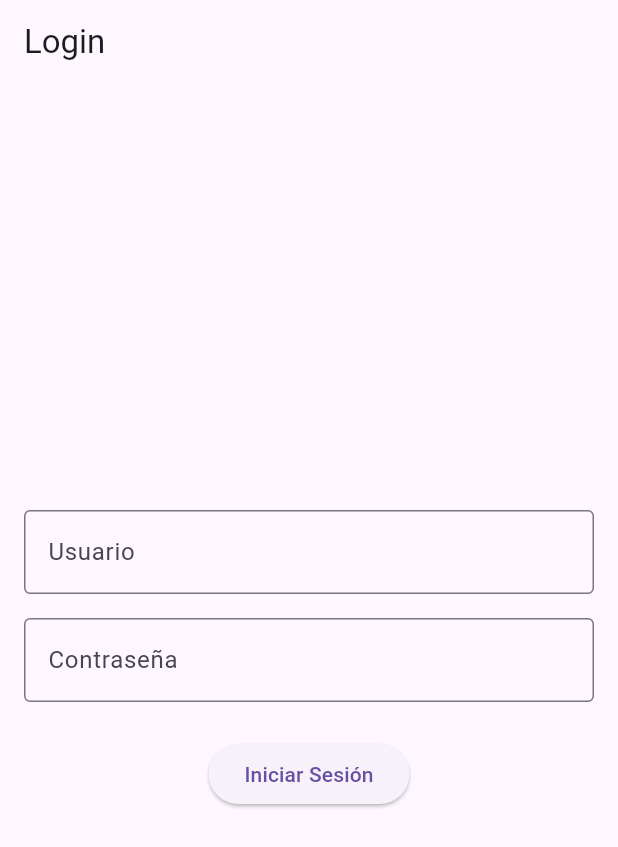
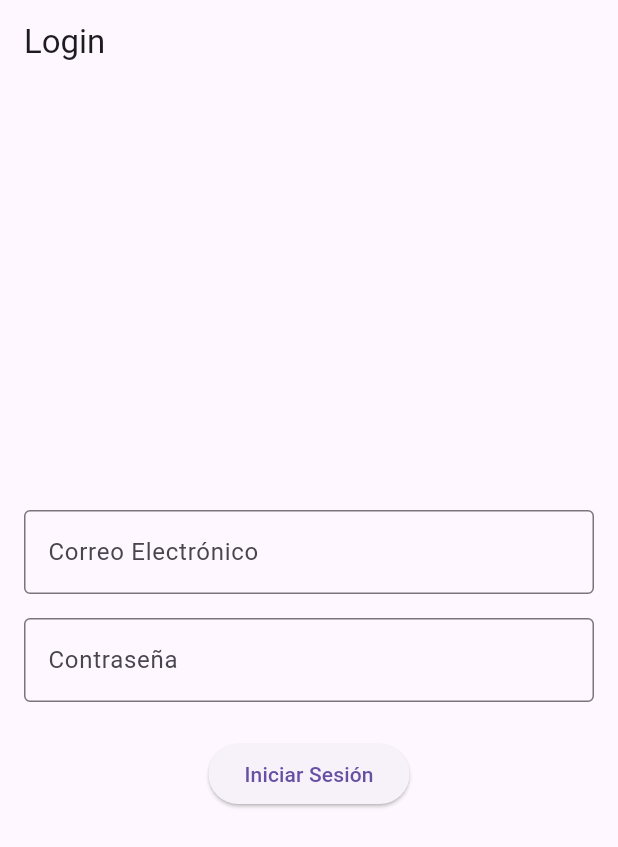
Before and after one commit to JFreire-dev/itskool_app, a Flutter app: the screen it shows after launch, on a phone screen of 412 x 824 dp. Shown: the top 847 px of the screen. Run offline on Flutter 3.47's test engine with Material 3 defaults, Android fonts, the light colour scheme and no system bars; our stand-ins replace bloc, equatable, firebase_auth, flutter_bloc; accounts and stored records are empty.

Commit message:
Agregar usuario_cubit y usuario_state, modelo base de usuario.dart y actualización de main.dart

```diff
--- /dev/null
+++ b/lib/cubits/usuario_state.dart
@@ -0,0 +1,30 @@
+part of 'usuario_cubit.dart';
+
+abstract class UsuarioState extends Equatable {
+  const UsuarioState();
+
+  @override
+  List<Object?> get props => [];
+}
+
+class UsuarioInicial extends UsuarioState {}
+
+class UsuarioCargando extends UsuarioState {}
+
+class UsuarioAutenticado extends UsuarioState {
+  final Usuario usuario;
+
+  const UsuarioAutenticado({required this.usuario});
+
+  @override
+  List<Object?> get props => [usuario];
+}
+
+class UsuarioError extends UsuarioState {
+  final String mensaje;
+
+  const UsuarioError({required this.mensaje});
+
+  @override
+  List<Object?> get props => [mensaje];
+}
--- a/lib/main.dart
+++ b/lib/main.dart
@@ -1,19 +1,31 @@
 import 'package:flutter/material.dart';
+import 'package:flutter_bloc/flutter_bloc.dart';
 import 'config/app_router.dart';
+import 'cubits/usuario_cubit.dart';
+import 'screens/login_screen.dart';
 
 void main() {
   runApp(const MyApp());
 }
 
 class MyApp extends StatelessWidget {
-  const MyApp({Key? key}) : super(key: key);
+  const MyApp({super.key});
 
   @override
   Widget build(BuildContext context) {
-    return MaterialApp(
-      title: 'Itskool App',
-      initialRoute: '/',
-      onGenerateRoute: AppRouter.generateRoute,
+    return MultiBlocProvider(
+      providers: [
+        BlocProvider<UsuarioCubit>(
+          create: (context) => UsuarioCubit(),
+        ),
+      ],
+      child: MaterialApp(
+        title: 'Itskool App',
+        theme: ThemeData.light(),
+        initialRoute: '/',
+        onGenerateRoute: AppRouter.generateRoute,
+        home: const LoginScreen(),
+      ),
     );
   }
 }
--- a/lib/models/usuario.dart
+++ b/lib/models/usuario.dart
@@ -0,0 +1,29 @@
+class Usuario {
+  final String id;
+  final String nombre;
+  final String email;
+
+  Usuario({
+    required this.id,
+    required this.nombre,
+    required this.email,
+  });
+
+  // Método para convertir desde JSON
+  factory Usuario.fromJson(Map<String, dynamic> json) {
+    return Usuario(
+      id: json['id'] as String,
+      nombre: json['nombre'] as String,
+      email: json['email'] as String,
+    );
+  }
+
+  // Método para convertir a JSON
+  Map<String, dynamic> toJson() {
+    return {
+      'id': id,
+      'nombre': nombre,
+      'email': email,
+    };
+  }
+}
--- a/lib/screens/login_screen.dart
+++ b/lib/screens/login_screen.dart
@@ -1,27 +1,44 @@
 import 'package:flutter/material.dart';
+import 'package:flutter_bloc/flutter_bloc.dart';
+import '../cubits/usuario_cubit.dart';
 
 class LoginScreen extends StatelessWidget {
   const LoginScreen({Key? key}) : super(key: key);
 
   @override
   Widget build(BuildContext context) {
+    final emailController = TextEditingController();
+    final passwordController = TextEditingController();
+
     return Scaffold(
       appBar: AppBar(
         title: const Text('Login'),
       ),
-      body: Padding(
+      body: BlocListener<UsuarioCubit, UsuarioState>(
+        listener: (context, state) {
+          if (state is UsuarioAutenticado) {
+            Navigator.pushNamed(context, '/home');
+          } else if (state is UsuarioError) {
+            ScaffoldMessenger.of(context).showSnackBar(
+              SnackBar(content: Text(state.mensaje)),
+            );
+          }
+        },
+        child: Padding(
           padding: const EdgeInsets.all(16.0),
           child: Column(
             mainAxisAlignment: MainAxisAlignment.center,
             children: [
               TextField(
+                controller: emailController,
                 decoration: const InputDecoration(
-                labelText: 'Usuario',
+                  labelText: 'Correo Electrónico',
                   border: OutlineInputBorder(),
                 ),
               ),
               const SizedBox(height: 16),
               TextField(
+                controller: passwordController,
                 decoration: const InputDecoration(
                   labelText: 'Contraseña',
                   border: OutlineInputBorder(),
@@ -29,13 +46,25 @@ class LoginScreen extends StatelessWidget {
                 obscureText: true,
               ),
               const SizedBox(height: 24),
-            ElevatedButton(
+              BlocBuilder<UsuarioCubit, UsuarioState>(
+                builder: (context, state) {
+                  if (state is UsuarioCargando) {
+                    return const CircularProgressIndicator();
+                  }
+                  return ElevatedButton(
                     onPressed: () {
-                Navigator.pushNamed(context, '/home');
+                      final email = emailController.text;
+                      final password = passwordController.text;
+                      context
+                          .read<UsuarioCubit>()
+                          .iniciarSesion(email, password);
                     },
                     child: const Text('Iniciar Sesión'),
+                  );
+                },
               ),
             ],
+          ),
         ),
       ),
     );
--- a/pubspec.yaml
+++ b/pubspec.yaml
@@ -9,6 +9,7 @@ environment:
 dependencies:
   flutter:
     sdk: flutter
+  equatable: ^2.0.5
   firebase_core: ^3.8.1
   firebase_auth: ^5.3.4
   cloud_firestore: ^5.5.1
```
Also changed, not shown: lib/cubits/usuario_cubit.dart (+28 -0 lines), pubspec.lock. Lines whose indentation alone changed are shown as unchanged.
